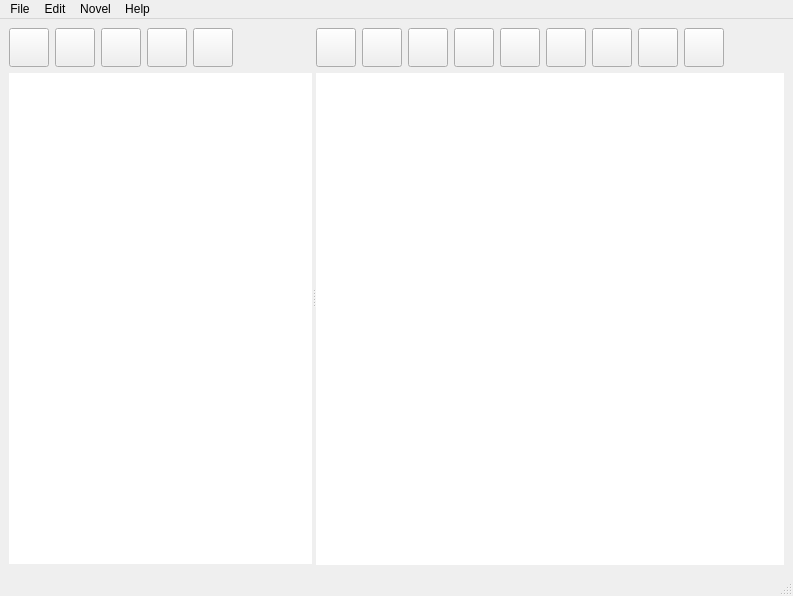
First picture: the form in Main.ui, repository ldraconus/TextSmith2, before the edit.
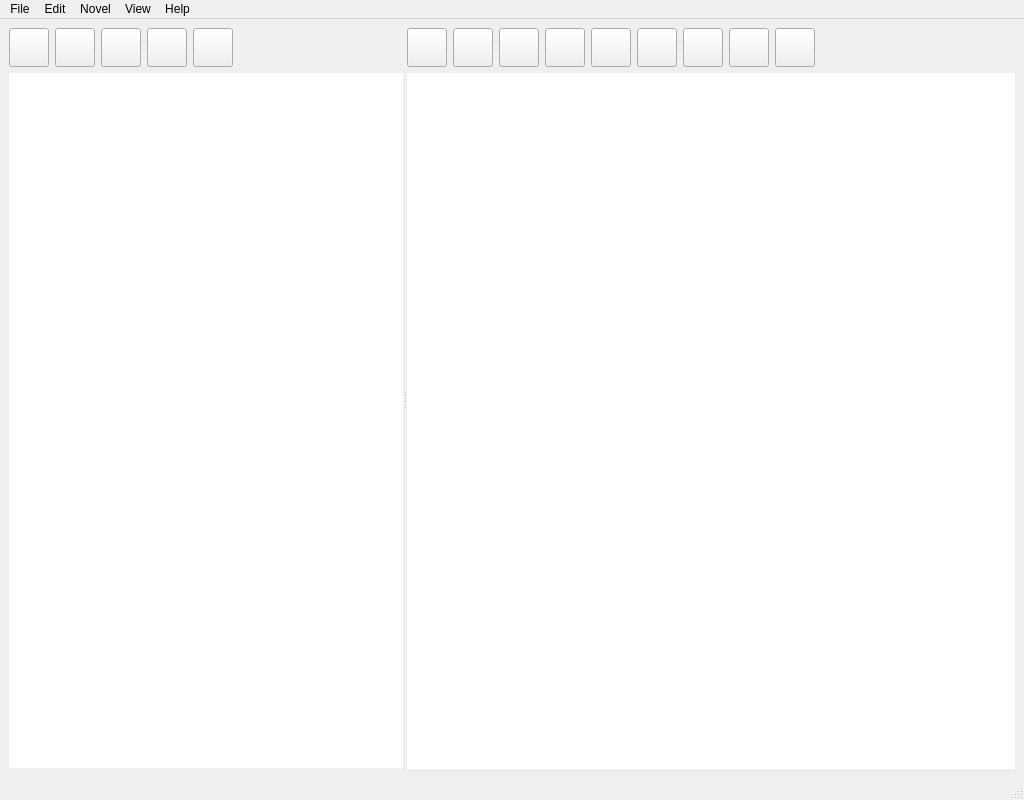
Second picture: the form after the edit. Icons and pictures are not drawn.

```diff
--- a/Main.ui
+++ b/Main.ui
@@ -6,8 +6,8 @@
    <rect>
     <x>0</x>
     <y>0</y>
-    <width>793</width>
-    <height>596</height>
+    <width>1024</width>
+    <height>800</height>
    </rect>
   </property>
   <property name="windowTitle">
@@ -424,7 +424,7 @@
     <rect>
      <x>0</x>
      <y>0</y>
-     <width>793</width>
+     <width>1024</width>
      <height>21</height>
     </rect>
    </property>
@@ -447,10 +447,22 @@
     <property name="title">
      <string>Help</string>
     </property>
+    <addaction name="actionAbout_TextSmith"/>
+    <addaction name="actionHelp"/>
+    <addaction name="actionWeb_Site"/>
+    <addaction name="actionScripting"/>
+   </widget>
+   <widget class="QMenu" name="menuView">
+    <property name="title">
+     <string>View</string>
+    </property>
+    <addaction name="actionDistraction_Free"/>
+    <addaction name="actionRead_To_Me"/>
    </widget>
    <addaction name="menuFile"/>
    <addaction name="menuEdit"/>
    <addaction name="menuNovel"/>
+   <addaction name="menuView"/>
    <addaction name="menuHelp"/>
   </widget>
   <widget class="QStatusBar" name="statusbar"/>
```
Left out of the diff: 252 changed lines with no effect on the pictures.
